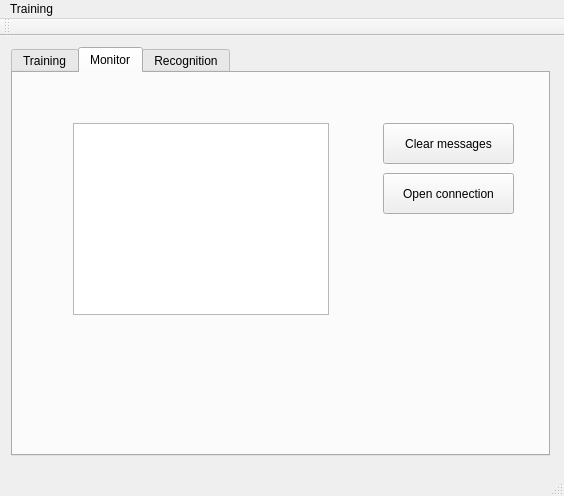
The window that mainwindow.ui (janneasdf/RecognizerApp) describes before a commit, drawn with Qt 5.
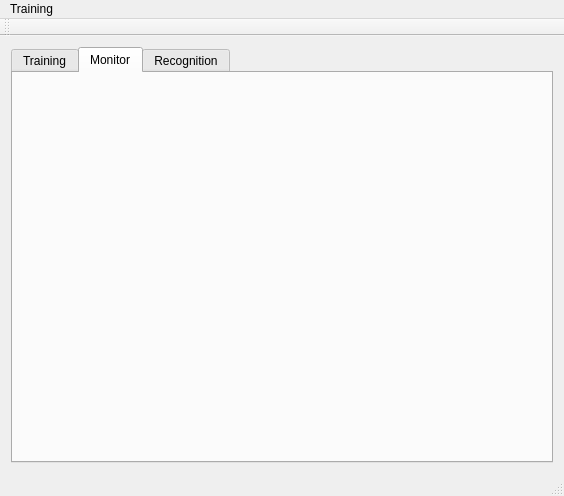
The same window after the commit. The open tabs and pages were chosen to show the change.

The edit to the form file:
```diff
--- a/mainwindow.ui
+++ b/mainwindow.ui
@@ -14,16 +14,15 @@
    <string>MainWindow</string>
   </property>
   <widget class="QWidget" name="centralWidget">
-   <widget class="QWidget" name="gridLayoutWidget">
-    <property name="geometry">
-     <rect>
-      <x>0</x>
-      <y>0</y>
-      <width>561</width>
-      <height>431</height>
-     </rect>
+   <property name="sizePolicy">
+    <sizepolicy hsizetype="Expanding" vsizetype="Expanding">
+     <horstretch>0</horstretch>
+     <verstretch>0</verstretch>
+    </sizepolicy>
     </property>
     <layout class="QGridLayout" name="gridLayout">
+    <item row="0" column="0">
+     <layout class="QGridLayout" name="gridLayout_2">
      <property name="sizeConstraint">
       <enum>QLayout::SetNoConstraint</enum>
      </property>
@@ -36,72 +35,21 @@
         <attribute name="title">
          <string>Training</string>
         </attribute>
-        <widget class="QWidget" name="gridLayoutWidget_2">
-         <property name="geometry">
-          <rect>
-           <x>110</x>
-           <y>70</y>
-           <width>360</width>
-           <height>194</height>
-          </rect>
-         </property>
-         <layout class="QGridLayout" name="gridLayout_2">
-          <item row="0" column="0">
-           <widget class="QListView" name="trainedData"/>
-          </item>
-          <item row="0" column="1">
-           <layout class="QVBoxLayout" name="verticalLayout">
-            <item>
-             <widget class="QPushButton" name="pushButton">
-              <property name="text">
-               <string>PushButton</string>
-              </property>
-             </widget>
-            </item>
-           </layout>
-          </item>
-         </layout>
-        </widget>
        </widget>
        <widget class="QWidget" name="monitorTab">
         <attribute name="title">
          <string>Monitor</string>
         </attribute>
-        <widget class="QTextBrowser" name="messageBrowser">
+         <widget class="QWidget" name="gridLayoutWidget_3">
          <property name="geometry">
           <rect>
-           <x>60</x>
-           <y>50</y>
-           <width>256</width>
-           <height>192</height>
-          </rect>
-         </property>
-        </widget>
-        <widget class="QPushButton" name="clearMessagesButton">
-         <property name="geometry">
-          <rect>
-           <x>370</x>
-           <y>50</y>
-           <width>131</width>
-           <height>41</height>
-          </rect>
-         </property>
-         <property name="text">
-          <string>Clear messages</string>
-         </property>
-        </widget>
-        <widget class="QPushButton" name="toggleConnectionButton">
-         <property name="geometry">
-          <rect>
-           <x>370</x>
-           <y>100</y>
-           <width>131</width>
-           <height>41</height>
-          </rect>
-         </property>
-         <property name="text">
-          <string>Open connection</string>
-         </property>
+            <x>0</x>
+            <y>0</y>
+            <width>561</width>
+            <height>401</height>
+           </rect>
+          </property>
+          <layout class="QGridLayout" name="monitorLayout"/>
         </widget>
        </widget>
        <widget class="QWidget" name="recognitionTab">
@@ -112,7 +60,8 @@
       </widget>
      </item>
     </layout>
-   </widget>
+    </item>
+   </layout>
   </widget>
   <widget class="QMenuBar" name="menuBar">
    <property name="geometry">
```
Left out of the diff: 2 changed lines with no effect on the pictures. Lines whose indentation alone changed are shown as unchanged.
